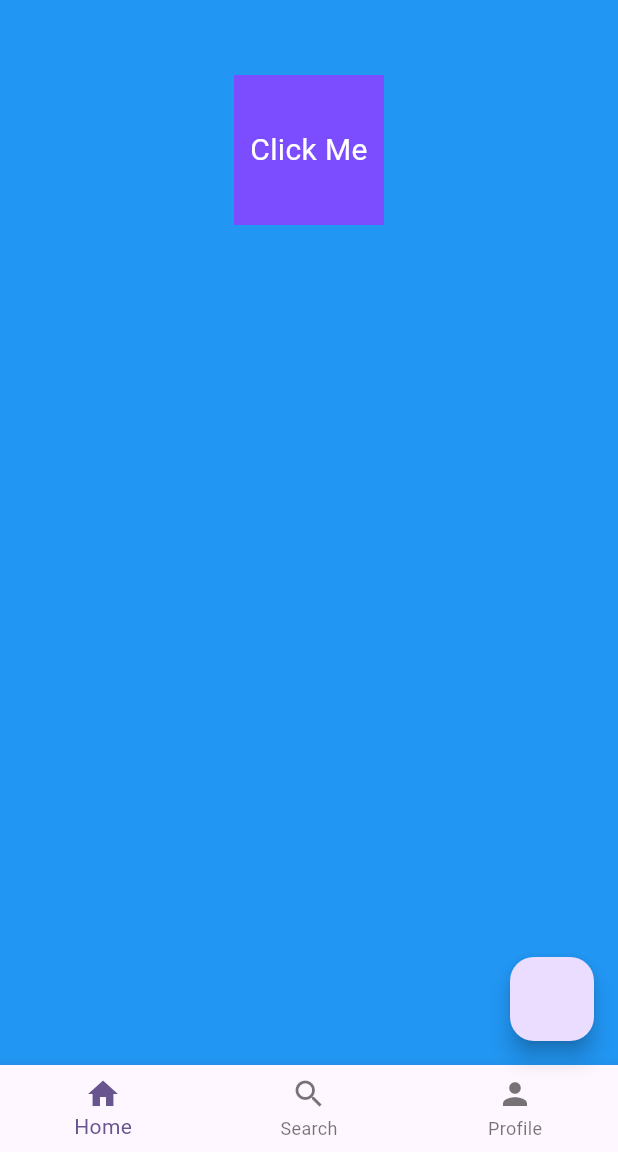
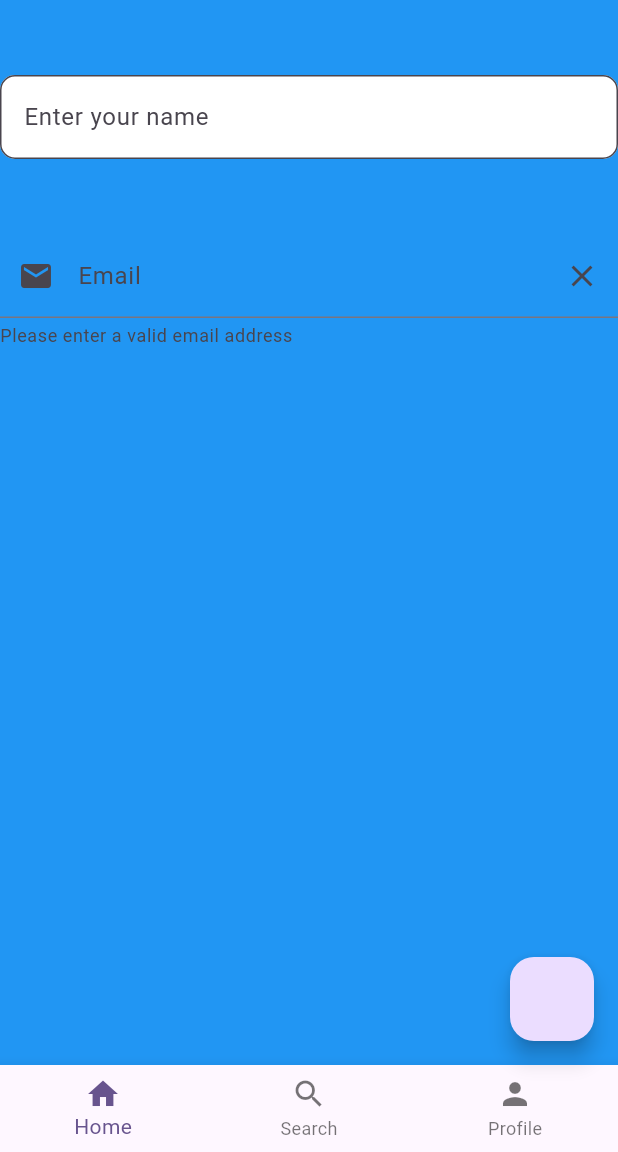
Before and after one commit to LucHo251025/Fullter-Learn, a Flutter app: the screen it shows after launch, on a phone screen of 412 x 824 dp, the part 84-1236 px from its top. Run offline on Flutter 3.47's test engine with Material 3 defaults, Android fonts, the phone set to English and light mode, and no system bars.

Commit message:
mytextField

```diff
--- /dev/null
+++ b/lib/learn/day4/MyTextField.dart
@@ -0,0 +1,59 @@
+import "package:flutter/material.dart";
+
+class MyTextField extends StatelessWidget {
+  const MyTextField({super.key});
+  @override
+  Widget build(BuildContext context) {
+
+    return Scaffold(
+      appBar: AppBar(
+        title: const Text("My Text"),
+      ),
+      backgroundColor: Colors.blue  ,
+      body: Center(
+          child:Column(
+            children: [
+              SizedBox(height: 50,),
+              TextField(
+                decoration: InputDecoration(
+                  labelText: 'Enter your name',
+                  hintText: "Your name",
+                  border: OutlineInputBorder(
+                    borderRadius: BorderRadius.circular(10),
+                    borderSide: BorderSide(color: Colors.deepPurpleAccent, width: 2),
+                  ),
+                  filled: true,
+                  fillColor: Colors.white,
+                ),
+              ),
+              SizedBox(height: 50,),
+              TextField(
+                decoration: InputDecoration(
+                  labelText: "Email",
+                  hintText: "Your email",
+                  helperText: "Please enter a valid email address",
+                  prefixIcon: Icon(Icons.email),
+                  suffixIcon: Icon(Icons.clear),
+                ),
+              )
+          ]
+          )
+      ),
+      floatingActionButton:FloatingActionButton(onPressed: (){print("All");}) ,
+      bottomNavigationBar: BottomNavigationBar(items: [
+        BottomNavigationBarItem(
+          icon: Icon(Icons.home),
+          label: 'Home',
+        ),
+        BottomNavigationBarItem(
+          icon: Icon(Icons.search),
+          label: 'Search',
+        ),
+        BottomNavigationBarItem(
+          icon: Icon(Icons.person),
+          label: 'Profile',
+        ),
+      ]),
+    );
+  }
+}
--- a/lib/main.dart
+++ b/lib/main.dart
@@ -1,5 +1,5 @@
 import 'package:flutter/material.dart';
-import 'package:flutter_learn/learn/day4/MyGestures.dart';
+import 'package:flutter_learn/learn/day4/MyTextField.dart';
 void main() {
   runApp(const MyApp());
 }
@@ -17,7 +17,7 @@ class MyApp extends StatelessWidget {
         colorScheme: ColorScheme.fromSeed(seedColor: Colors.deepPurple),
         useMaterial3: true,
       ),
-      home: const MyGestures(),
+      home: const MyTextField(),
     );
   }
 }
```
